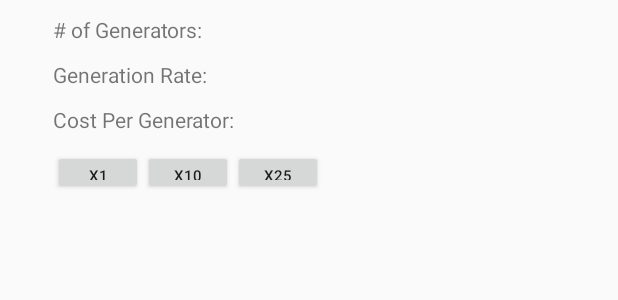
After one commit to electr0sheep/MalAware, an Android app: the layout child_item.xml on its own in the app's theme, with its tools: preview values and no code run, on a phone screen of 412 x 824 dp. The commit adds this screen. Shown: the top 300 px of the screen. Run offline under Robolectric (Android 15) with nearby library versions, the phone set to English and light mode, and no system bars.

Commit message:
Basic Two-Tier Right Drawer
Implemented a basic 2 tier right drawer with 3 textviews for
information and 3 buttons for interaction. No functionality included.

Warning: Code needs to be cleaned up.

```diff
--- /dev/null
+++ b/app/src/main/res/layout/child_item.xml
@@ -0,0 +1,62 @@
+<?xml version="1.0" encoding="utf-8"?>
+<LinearLayout xmlns:android="http://schemas.android.com/apk/res/android"
+    android:layout_width="fill_parent"
+    android:layout_height="wrap_content"
+    android:padding="10dp"
+    android:orientation="vertical">
+
+    <TextView
+        android:id="@+id/txt_genNum"
+        android:layout_width="wrap_content"
+        android:layout_height="30dp"
+        android:layout_alignParentLeft="true"
+        android:layout_centerVertical="true"
+        android:paddingLeft="25dp"
+        android:text="# of Generators:"/>
+
+    <TextView
+        android:id="@+id/txt_GenRate"
+        android:layout_width="wrap_content"
+        android:layout_height="30dp"
+        android:layout_alignParentLeft="true"
+        android:layout_centerVertical="true"
+        android:paddingLeft="25dp"
+        android:text="Generation Rate:"/>
+
+    <TextView
+        android:id="@+id/txt_genCost"
+        android:layout_width="wrap_content"
+        android:layout_height="30dp"
+        android:layout_alignParentLeft="true"
+        android:layout_centerVertical="true"
+        android:paddingLeft="25dp"
+        android:text="Cost Per Generator:"/>
+
+    <LinearLayout
+        android:layout_alignBottom="@id/txt_genCost"
+        android:layout_width="wrap_content"
+        android:layout_height="wrap_content"
+        android:paddingLeft="25dp">
+
+        <Button
+            android:layout_width="60dp"
+            android:layout_height="30dp"
+            android:textSize="10sp"
+            android:text="x1" />
+
+        <Button
+            android:layout_width="60dp"
+            android:layout_height="30dp"
+            android:textSize="10sp"
+            android:text="x10" />
+
+        <Button
+            android:layout_width="60dp"
+            android:layout_height="30dp"
+            android:textSize="10sp"
+            android:text="x25"
+            />
+
+    </LinearLayout>
+
+</LinearLayout>
```
Also changed, not shown: app/src/main/java/com/group6/malaware/ExpandableListAdapter.java (added, +108 -0 lines), app/src/main/java/com/group6/malaware/MainActivity.java (+69 -26 lines), app/src/main/res/layout/activity_main.xml (+1 -10 lines), app/src/main/res/layout/group_item.xml (added, +13 -0 lines).
